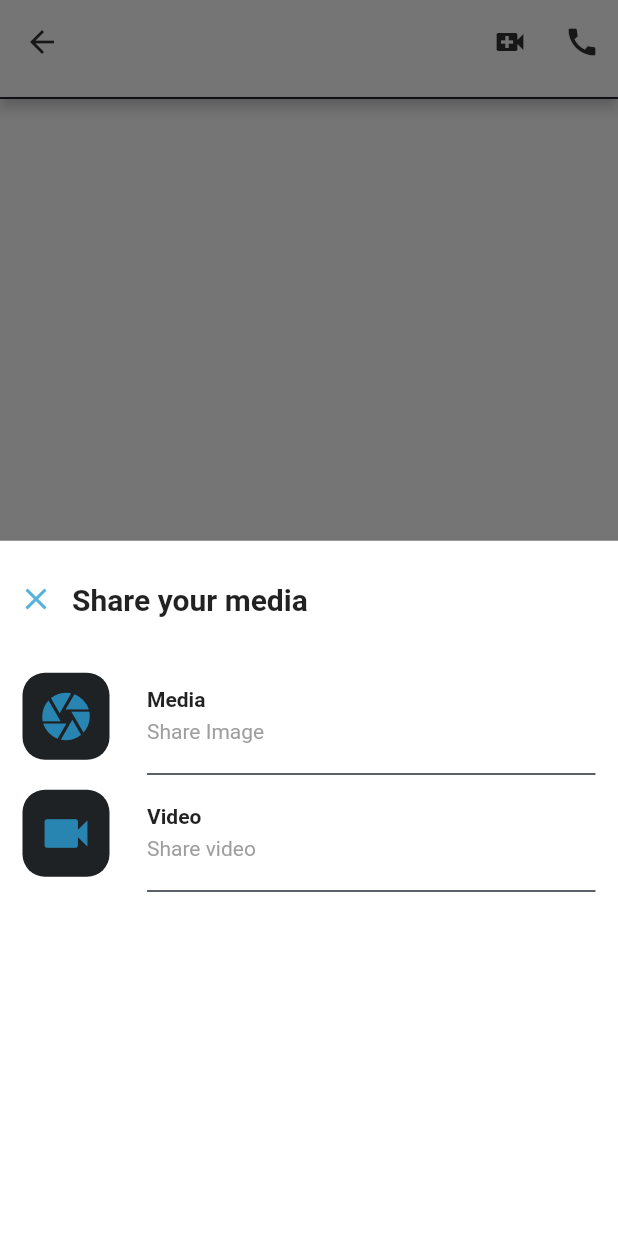
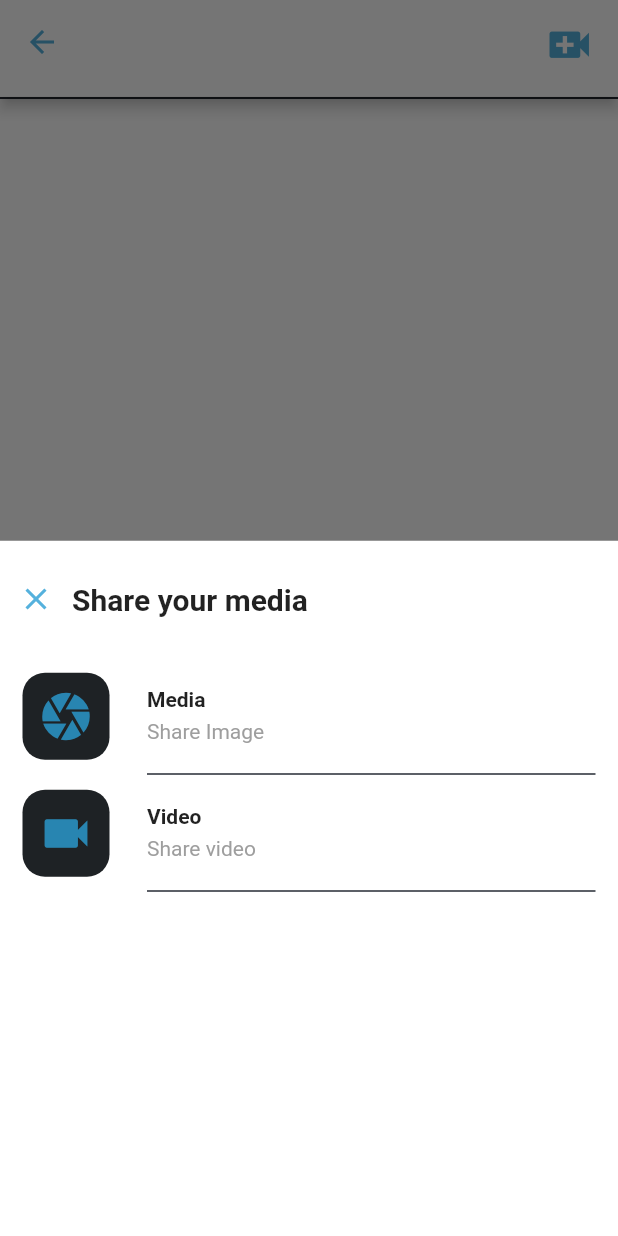
Before and after one commit to MohamadKattan/marasil, a Flutter app: the ChatScreen screen opened directly with empty values, item 3 of the bottom bar chosen, on a phone screen of 412 x 824 dp. Run offline on Flutter 3.47's test engine with Material 2 defaults, Android fonts, the phone set to English and light mode, and no system bars; our stand-ins replace cached_network_image, chewie, cloud_firestore, firebase_auth, firebase_messaging, firebase_storage and 10 more; missing offline and left inert: agora_rtc_engine, emoji_picker; accounts and stored records are empty.

Commit message:
18/1/2021

```diff
--- a/lib/model/messages.dart
+++ b/lib/model/messages.dart
@@ -27,6 +27,7 @@ class Message {
     this.timestamp,
     this.photoUrl,
     this.messageId,
+    this.message,
   });
   // will use just when send an video
   Message.videoMessage(
@@ -35,6 +36,7 @@ class Message {
       this.type,
       this.timestamp,
       this.video,
+      this.message,
       this.messageId});
   // will use just when send voice
   Message.reVoiceMessage(
@@ -43,7 +45,8 @@ class Message {
       this.type,
       this.timestamp,
       this.reVoice,
-      this.messageId});
+      this.messageId,
+      this.message});
   // this for set
   Map toMap() {
     var map = Map<String, dynamic>();
@@ -55,10 +58,10 @@ class Message {
     map['timestamp'] = this.timestamp;
     return map;
   }
-
 // for set with image
   Map toImageMap() {
     var map = Map<String, dynamic>();
+    map['message'] = this.message;
     map['senderId'] = this.senderId;
     map['receiverId'] = this.receiverId;
     map['type'] = this.type;
@@ -71,6 +74,7 @@ class Message {
   // for set with image
   Map toVideoeMap() {
     var map = Map<String, dynamic>();
+    map['message'] = this.message;
     map['senderId'] = this.senderId;
     map['receiverId'] = this.receiverId;
     map['type'] = this.type;
@@ -82,6 +86,7 @@ class Message {
 
   Map toreVoiceeMap() {
     var map = Map<String, dynamic>();
+    map['message'] = this.message;
     map['senderId'] = this.senderId;
     map['receiverId'] = this.receiverId;
     map['type'] = this.type;
--- a/lib/resources/firebase_method.dart
+++ b/lib/resources/firebase_method.dart
@@ -256,6 +256,7 @@ class FirebaseMethods {
         receiverId: receiverId,
         senderId: senderId,
         photoUrl: url,
+        message: 'image',
         type: 'image',
         timestamp: Timestamp.now(),
         messageId: messageId);
@@ -307,6 +308,7 @@ class FirebaseMethods {
         receiverId: receiverId,
         senderId: senderId,
         video: url,
+        message: 'video',
         type: 'video',
         timestamp: Timestamp.now(),
         messageId: messageId);
@@ -380,6 +382,7 @@ class FirebaseMethods {
         senderId: senderId,
         reVoice: url,
         type: 'reVoice',
+        message: 'reVoice',
         timestamp: Timestamp.now(),
         messageId: messageId);
     var map = message.toreVoiceeMap();
--- a/lib/screens/chatScreen.dart
+++ b/lib/screens/chatScreen.dart
@@ -71,6 +71,7 @@ class _ChatScreenState extends State<ChatScreen> {
           name: user.displayName,
           profilePhoto: user.photoUrl,
         );
+        // this for update user sender chatingWith
         FirebaseMethods.firestore
             .collection('users')
             .document(_currentUser)
@@ -143,22 +144,25 @@ class _ChatScreenState extends State<ChatScreen> {
     return CustomAppBar(
         title: Text(widget.receiver.name),
         actions: <Widget>[
-          IconButton(
-              icon: Icon(Icons.video_call),
+          Padding(
+            padding:  EdgeInsets.only(right: 10,top: 4),
+            child: IconButton(
+                icon: Icon(Icons.video_call,color: UniversalVariables.blueColor,size: 35,),
                 onPressed: () async {
                   await Permissions.cameraAndMicrophonePermissionsGranted()
                       ? CallUtils.dial(
                           from: sender, to: widget.receiver, context: context)
                       : {};
                 }),
-          IconButton(icon: Icon(Icons.call), onPressed: () {}),
+          ),
+          // IconButton(icon: Icon(Icons.call), onPressed: () {}),
         ],
         centerTitle: false,
         leading: IconButton(
           onPressed: () {
             Navigator.pop(context);
           },
-          icon: Icon(Icons.arrow_back),
+          icon: Icon(Icons.arrow_back,color: UniversalVariables.blueColor,),
         ));
   }
 
@@ -238,7 +242,7 @@ class _ChatScreenState extends State<ChatScreen> {
           isWritting
               ? Container()
               : Padding(
-                  padding: EdgeInsets.symmetric(vertical: 10),
+                  padding: EdgeInsets.symmetric(vertical: 7),
                   child: Icon(
                     Icons.mic,
                     color: UniversalVariables.blueColor,
@@ -489,13 +493,8 @@ class _ChatScreenState extends State<ChatScreen> {
                           child: Center(
                               child: Icon(
                             Icons.slow_motion_video_sharp,
-                            size: 25.0,
+                            size: 45.0,
                           ))
-                          // ChewieList(
-                          //   videoPlayerController:
-                          //       VideoPlayerController.network(message.video),
-                          //   looping: true,
-                          // ),
                           ),
                     ),
                   )
@@ -505,10 +504,11 @@ class _ChatScreenState extends State<ChatScreen> {
 // this container inCload emoji
   EmojiContainer() {
     return EmojiPicker(
-      bgColor: UniversalVariables.separatorColor,
+      bgColor:Theme.of(context).primaryColor,
       indicatorColor: UniversalVariables.blueColor,
       rows: 3,
-      columns: 7,
+      columns: 10,
+
       onEmojiSelected: (emoji, catogry) {
         setState(() {
           // for send
--- a/lib/widget/lastMessage.dart
+++ b/lib/widget/lastMessage.dart
@@ -18,10 +18,10 @@ class LastMessageContainer extends StatelessWidget {
             if (docList.isNotEmpty) {
               Message message = Message.fromMap(docList.last.data);
               return SizedBox(
-                width: MediaQuery.of(context).size.width * (1/100),
+                width: MediaQuery.of(context).size.width*(35/100),
                 child: Text(
                   message.type,
-                  maxLines: 1,
+                   maxLines: 1,
                   overflow: TextOverflow.ellipsis,
                   style: TextStyle(
                     color: Colors.grey,
--- a/lib/widget/userCircle.dart
+++ b/lib/widget/userCircle.dart
@@ -15,7 +15,7 @@ class UserCircle extends StatelessWidget {
       onTap: () {
         showModalBottomSheet(
             isScrollControlled: true,
-            backgroundColor: UniversalVariables.blackColor,
+            backgroundColor: Theme.of(context).primaryColor,
             context: context,
             builder: (context) {
               return UserDetailsIsContainer();
--- a/lib/widget/user_details.dart
+++ b/lib/widget/user_details.dart
@@ -5,6 +5,7 @@ import 'package:marasil/model/user.dart';
 import 'package:marasil/provider/userProvider.dart';
 import 'package:marasil/resources/firebase_method.dart';
 import 'package:marasil/screens/loginScreen.dart';
+import 'package:marasil/utils/universal_variables.dart';
 import 'package:marasil/widget/cashed_image.dart';
 import 'package:marasil/widget/customAppBar.dart';
 import 'package:marasil/widget/shimer.dart';
@@ -69,7 +70,7 @@ class UserDetailsBody extends StatelessWidget {
             children: [
               Text(user.name,
                   style: TextStyle(
-                      color: Colors.white,
+                      color: UniversalVariables.blueColor,
                       fontSize: 16,
                       fontWeight: FontWeight.bold)),
               SizedBox(height: 10),
```
Also changed, not shown: lib/main.dart (+11 -13 lines), lib/screens/homeScreen.dart (+4 -7 lines), 1 other file. Lines whose indentation alone changed are shown as unchanged.
